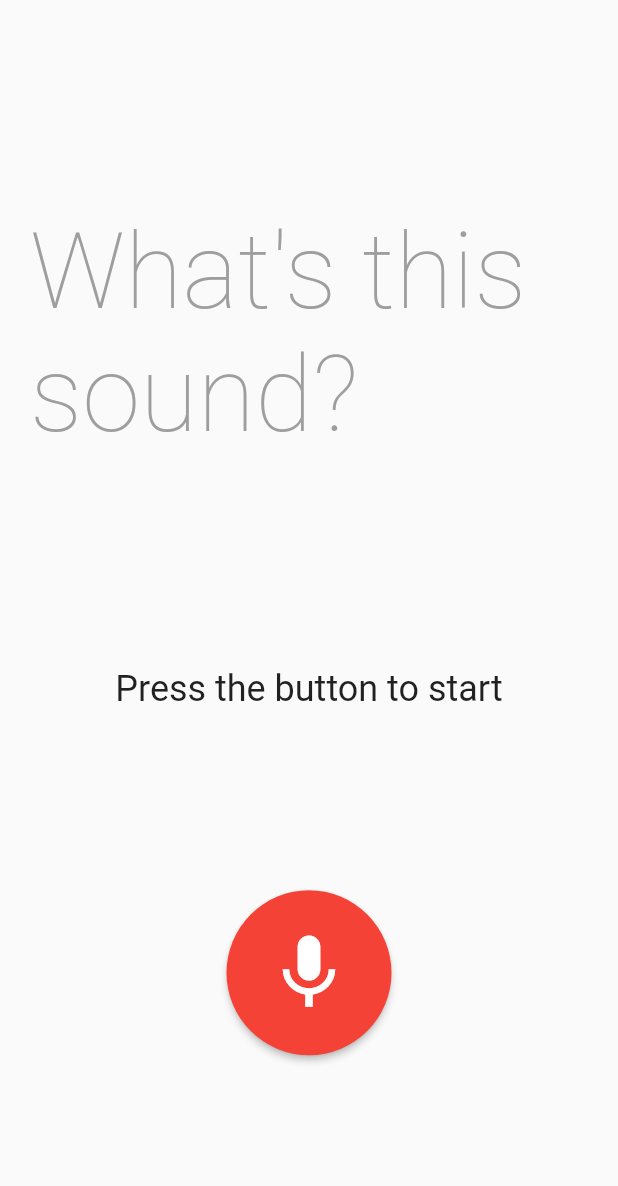
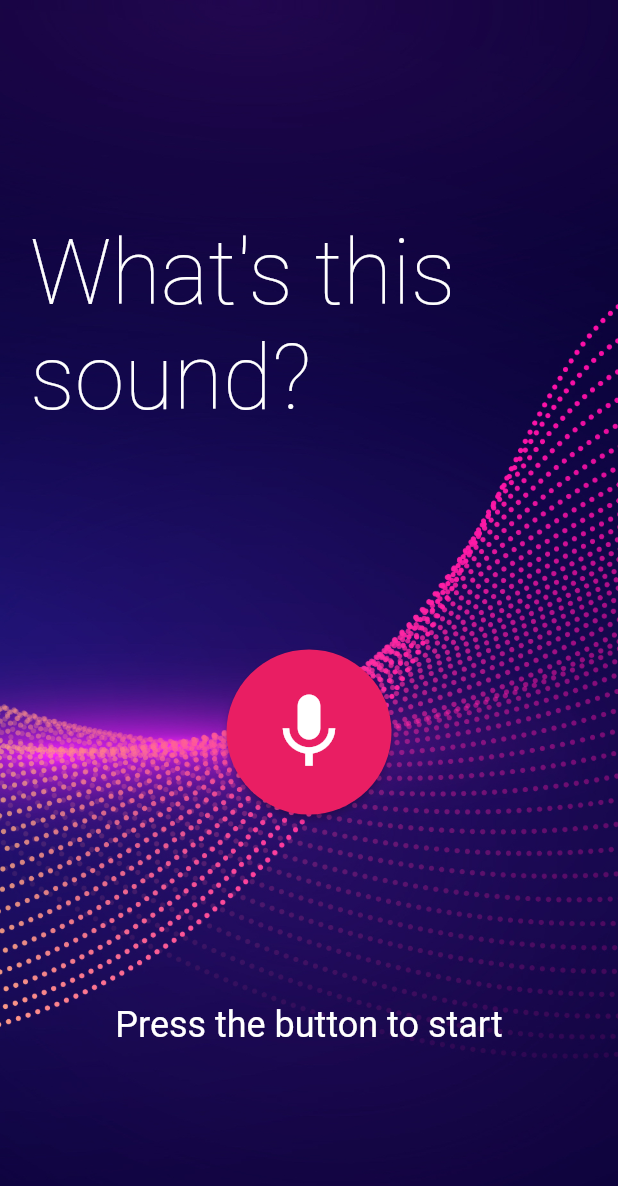
Before and after one commit to cmalbuquerque/audio_recognition_app, a Flutter app: the screen it shows after launch, on a phone screen of 412 x 824 dp. Shown: the top 1186 px of the screen. Run offline on Flutter 3.47's test engine with Material 2 defaults, Android fonts, the phone set to English and light mode, and no system bars; missing offline and left inert: tflite_audio.

Commit message:
Layout changes

```diff
--- a/lib/main.dart
+++ b/lib/main.dart
@@ -11,9 +11,7 @@ class MyApp extends StatelessWidget {
   Widget build(BuildContext context) {
     return MaterialApp(
       title: 'Flutter Demo',
-      theme: ThemeData(
-        primarySwatch: Colors.red,
-      ),
+      theme: ThemeData.dark(),
       home: MyHomePage(),
     );
   }
@@ -69,7 +67,13 @@ class _MyHomePageState extends State<MyHomePage> {
   @override
   Widget build(BuildContext context) {
     return Scaffold(
-      body: SafeArea(
+      body: Container(
+        decoration: BoxDecoration(
+          image: DecorationImage(
+            image: AssetImage("assets/background.jpg"),
+            fit: BoxFit.cover,
+          ),
+        ),
         child: Center(
           child: Column(
             mainAxisAlignment: MainAxisAlignment.spaceEvenly,
@@ -79,23 +83,23 @@ class _MyHomePageState extends State<MyHomePage> {
                 child: Text(
                   "What's this sound?",
                   style: TextStyle(
-                    color: Colors.grey,
-                    fontSize: 70,
+                    color: Colors.white,
+                    fontSize: 60,
                     fontWeight: FontWeight.w200,
                   ),
                 ),
               ),
-              Text(
-                '$_sound',
-                style: Theme.of(context).textTheme.headline5,
-              ),
               MaterialButton(
                 onPressed: _recorder,
-                color: _recording ? Colors.grey : Colors.red,
+                color: _recording ? Colors.grey : Colors.pink,
                 textColor: Colors.white,
                 child: Icon(Icons.mic, size: 60),
                 shape: CircleBorder(),
                 padding: EdgeInsets.all(25),
+              ),
+              Text(
+                '$_sound',
+                style: Theme.of(context).textTheme.headline5,
               ),
             ],
           ),
--- a/pubspec.yaml
+++ b/pubspec.yaml
@@ -45,6 +45,7 @@ flutter:
   assets:
     - assets/labels.txt
     - assets/soundclassifier.tflite
+    - assets/background.jpg
 
   # An image asset can refer to one or more resolution-specific "variants", see
   # https://flutter.dev/assets-and-images/#resolution-aware.
```
Also changed, not shown: assets/background.jpg (added).
